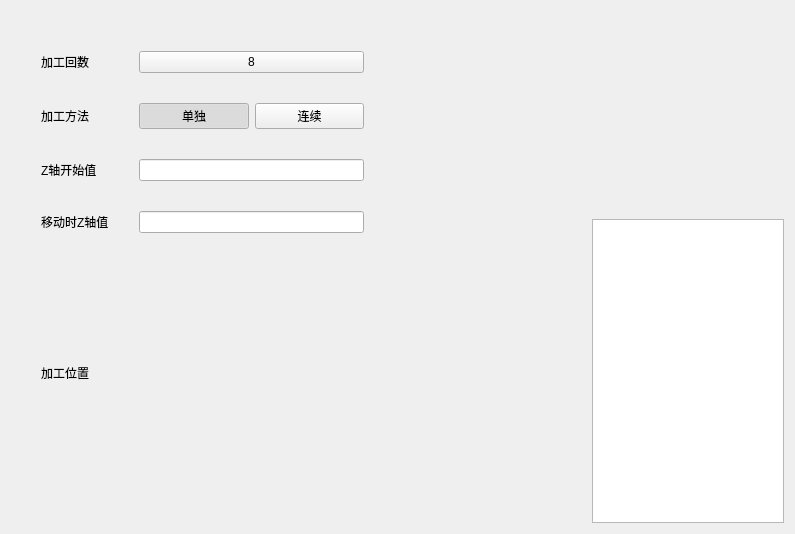
Above: forms/auto/obsolete/runautomulti.ui from zephyrrr/Camotics_modbus before the change. Below: the same form after it.
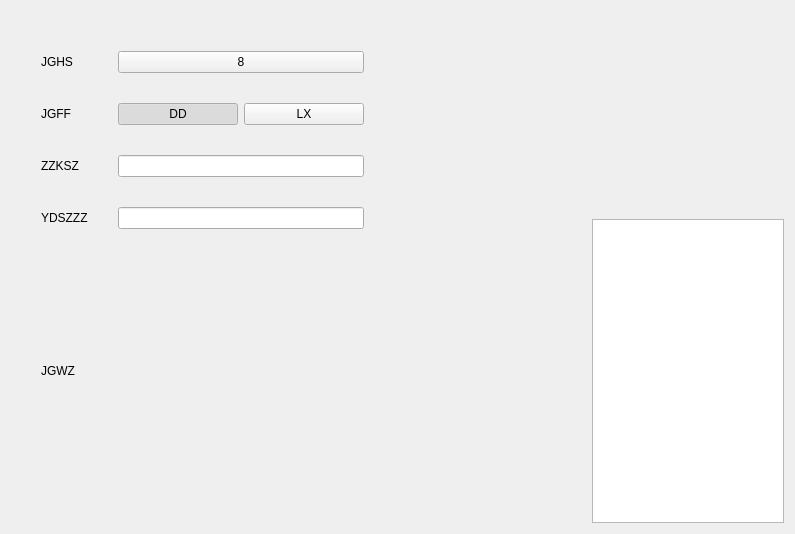
That is the form after the change. Custom widgets are drawn as their Qt base class.

What changed in the file:
```diff
--- a/forms/auto/obsolete/runautomulti.ui
+++ b/forms/auto/obsolete/runautomulti.ui
@@ -54,14 +54,14 @@
          <item row="1" column="0">
           <widget class="QLabel" name="label_1">
            <property name="text">
-            <string>加工方法</string>
+            <string>JGFF</string>
            </property>
           </widget>
          </item>
          <item row="2" column="0">
           <widget class="QLabel" name="label_2">
            <property name="text">
-            <string>Z轴开始值</string>
+            <string>ZZKSZ</string>
            </property>
           </widget>
          </item>
@@ -78,14 +78,14 @@
          <item row="0" column="0">
           <widget class="QLabel" name="label_5">
            <property name="text">
-            <string>加工回数</string>
+            <string>JGHS</string>
            </property>
           </widget>
          </item>
          <item row="4" column="0">
           <widget class="QLabel" name="label_4">
            <property name="text">
-            <string>加工位置</string>
+            <string>JGWZ</string>
            </property>
           </widget>
          </item>
@@ -97,7 +97,7 @@
            <item>
             <widget class="QPushButton" name="pushButton_2">
              <property name="text">
-              <string>单独</string>
+              <string>DD</string>
              </property>
              <property name="checkable">
               <bool>true</bool>
@@ -113,7 +113,7 @@
            <item>
             <widget class="QPushButton" name="pushButton">
              <property name="text">
-              <string>连续</string>
+              <string>LX</string>
              </property>
              <property name="checkable">
               <bool>true</bool>
@@ -128,7 +128,7 @@
          <item row="3" column="0">
           <widget class="QLabel" name="label_3">
            <property name="text">
-            <string>移动时Z轴值</string>
+            <string>YDSZZZ</string>
            </property>
           </widget>
          </item>
@@ -194,7 +194,7 @@
    </item>
   </layout>
  </widget>
- <layoutdefault spacing="6" margin="11"/>
+ <layoutdefault spacing="6" margin="11" />
  <customwidgets>
   <customwidget>
    <class>QLineEdit4AxisValue</class>
```
Left out of the diff: 17 changed lines with no effect on the pictures.
